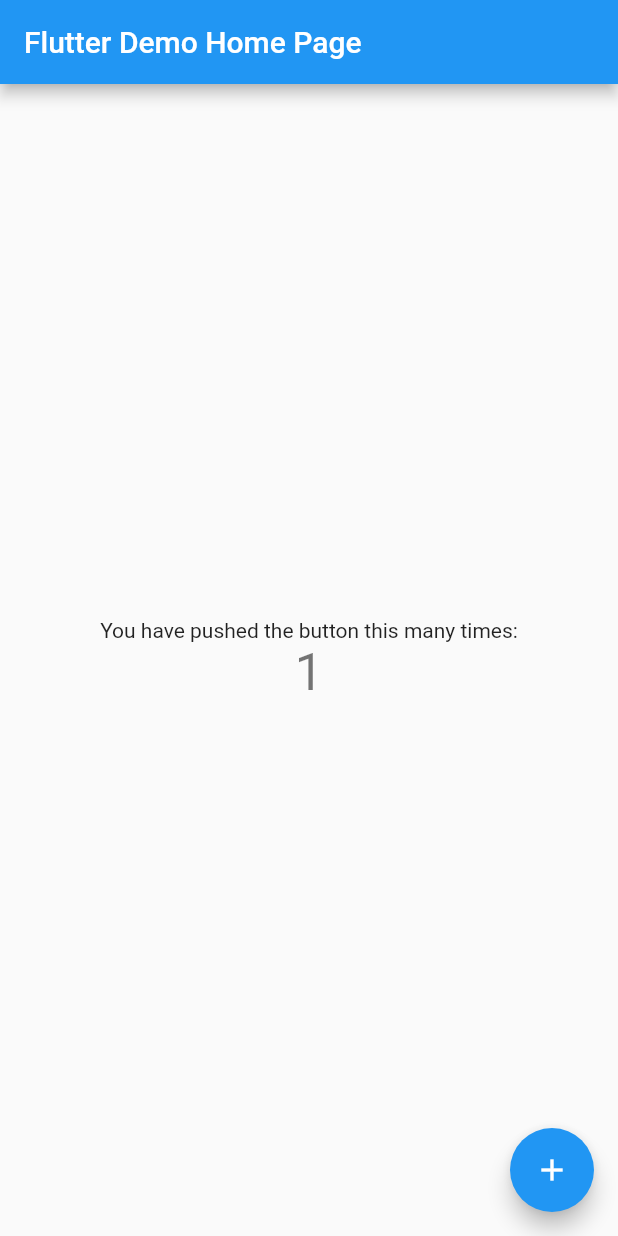
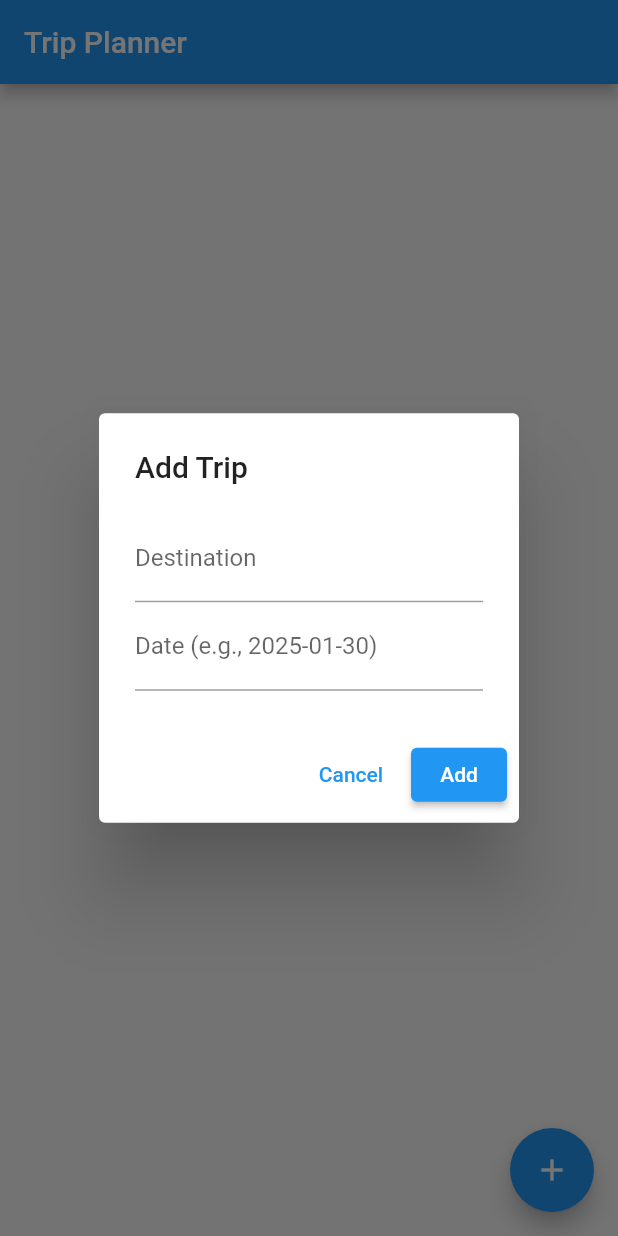
Before and after one commit to Vaishnavi-85/Pookies, a Flutter app: the screen it shows after launch, after a tap on the "add" icon, on a phone screen of 412 x 824 dp. Run offline on Flutter 3.47's test engine with Material 2 defaults, Android fonts, the phone set to English and light mode, and no system bars.

Commit message:
changed main.dart

```diff
--- a/lib/main.dart
+++ b/lib/main.dart
@@ -1,115 +1,121 @@
 import 'package:flutter/material.dart';
 
 void main() {
-  runApp(const MyApp());
+  runApp(TripPlannerApp());
 }
 
-class MyApp extends StatelessWidget {
-  const MyApp({super.key});
-
-  // This widget is the root of your application.
+class TripPlannerApp extends StatelessWidget {
   @override
   Widget build(BuildContext context) {
     return MaterialApp(
-      title: 'Flutter Demo',
-      theme: ThemeData(
-        // This is the theme of your application.
-        //
-        // Try running your application with "flutter run". You'll see the
-        // application has a blue toolbar. Then, without quitting the app, try
-        // changing the primarySwatch below to Colors.green and then invoke
-        // "hot reload" (press "r" in the console where you ran "flutter run",
-        // or simply save your changes to "hot reload" in a Flutter IDE).
-        // Notice that the counter didn't reset back to zero; the application
-        // is not restarted.
-        primarySwatch: Colors.blue,
-      ),
-      home: const MyHomePage(title: 'Flutter Demo Home Page'),
+      title: 'Trip Planner',
+      theme: ThemeData(primarySwatch: Colors.blue),
+      home: TripPlannerHomePage(),
     );
   }
 }
 
-class MyHomePage extends StatefulWidget {
-  const MyHomePage({super.key, required this.title});
-
-  // This widget is the home page of your application. It is stateful, meaning
-  // that it has a State object (defined below) that contains fields that affect
-  // how it looks.
-
-  // This class is the configuration for the state. It holds the values (in this
-  // case the title) provided by the parent (in this case the App widget) and
-  // used by the build method of the State. Fields in a Widget subclass are
-  // always marked "final".
-
-  final String title;
-
+class TripPlannerHomePage extends StatefulWidget {
   @override
-  State<MyHomePage> createState() => _MyHomePageState();
+  _TripPlannerHomePageState createState() => _TripPlannerHomePageState();
 }
 
-class _MyHomePageState extends State<MyHomePage> {
-  int _counter = 0;
+class _TripPlannerHomePageState extends State<TripPlannerHomePage> {
+  final List<Map<String, String>> _trips = [];
+  final _formKey = GlobalKey<FormState>();
+  final TextEditingController _destinationController = TextEditingController();
+  final TextEditingController _dateController = TextEditingController();
 
-  void _incrementCounter() {
-    setState(() {
-      // This call to setState tells the Flutter framework that something has
-      // changed in this State, which causes it to rerun the build method below
-      // so that the display can reflect the updated values. If we changed
-      // _counter without calling setState(), then the build method would not be
-      // called again, and so nothing would appear to happen.
-      _counter++;
-    });
+  void _addTrip() {
+    if (_formKey.currentState!.validate()) {
+      setState(() {
+        _trips.add({
+          'destination': _destinationController.text,
+          'date': _dateController.text,
+        });
+      });
+      _destinationController.clear();
+      _dateController.clear();
+      Navigator.of(context).pop();
+    }
+  }
+
+  void _showAddTripDialog() {
+    showDialog(
+      context: context,
+      builder: (ctx) => AlertDialog(
+        title: Text('Add Trip'),
+        content: Form(
+          key: _formKey,
+          child: Column(
+            mainAxisSize: MainAxisSize.min,
+            children: [
+              TextFormField(
+                controller: _destinationController,
+                decoration: InputDecoration(labelText: 'Destination'),
+                validator: (value) {
+                  if (value == null || value.isEmpty) {
+                    return 'Please enter a destination';
+                  }
+                  return null;
+                },
+              ),
+              TextFormField(
+                controller: _dateController,
+                decoration: InputDecoration(labelText: 'Date (e.g., 2025-01-30)'),
+                validator: (value) {
+                  if (value == null || value.isEmpty) {
+                    return 'Please enter a date';
+                  }
+                  return null;
+                },
+              ),
+            ],
+          ),
+        ),
+        actions: [
+          TextButton(
+            onPressed: () => Navigator.of(ctx).pop(),
+            child: Text('Cancel'),
+          ),
+          ElevatedButton(
+            onPressed: _addTrip,
+            child: Text('Add'),
+          ),
+        ],
+      ),
+    );
   }
 
   @override
   Widget build(BuildContext context) {
-    // This method is rerun every time setState is called, for instance as done
-    // by the _incrementCounter method above.
-    //
-    // The Flutter framework has been optimized to make rerunning build methods
-    // fast, so that you can just rebuild anything that needs updating rather
-    // than having to individually change instances of widgets.
     return Scaffold(
       appBar: AppBar(
-        // Here we take the value from the MyHomePage object that was created by
-        // the App.build method, and use it to set our appbar title.
-        title: Text(widget.title),
+        title: Text('Trip Planner'),
       ),
-      body: Center(
-        // Center is a layout widget. It takes a single child and positions it
-        // in the middle of the parent.
-        child: Column(
-          // Column is also a layout widget. It takes a list of children and
-          // arranges them vertically. By default, it sizes itself to fit its
-          // children horizontally, and tries to be as tall as its parent.
-          //
-          // Invoke "debug painting" (press "p" in the console, choose the
-          // "Toggle Debug Paint" action from the Flutter Inspector in Android
-          // Studio, or the "Toggle Debug Paint" command in Visual Studio Code)
-          // to see the wireframe for each widget.
-          //
-          // Column has various properties to control how it sizes itself and
-          // how it positions its children. Here we use mainAxisAlignment to
-          // center the children vertically; the main axis here is the vertical
-          // axis because Columns are vertical (the cross axis would be
-          // horizontal).
-          mainAxisAlignment: MainAxisAlignment.center,
-          children: <Widget>[
-            const Text(
-              'You have pushed the button this many times:',
+      body: _trips.isEmpty
+          ? Center(
+              child: Text(
+                'No trips added yet. Start planning!',
+                style: TextStyle(fontSize: 18),
+              ),
+            )
+          : ListView.builder(
+              itemCount: _trips.length,
+              itemBuilder: (ctx, index) {
+                return Card(
+                  margin: EdgeInsets.symmetric(vertical: 8, horizontal: 16),
+                  child: ListTile(
+                    title: Text(_trips[index]['destination']!),
+                    subtitle: Text('Date: ${_trips[index]['date']}'),
+                  ),
+                );
+              },
             ),
-            Text(
-              '$_counter',
-              style: Theme.of(context).textTheme.headline4,
-            ),
-          ],
-        ),
+      floatingActionButton: FloatingActionButton(
+        onPressed: _showAddTripDialog,
+        child: Icon(Icons.add),
       ),
-      floatingActionButton: FloatingActionButton(
-        onPressed: _incrementCounter,
-        tooltip: 'Increment',
-        child: const Icon(Icons.add),
-      ), // This trailing comma makes auto-formatting nicer for build methods.
     );
   }
 }
```
